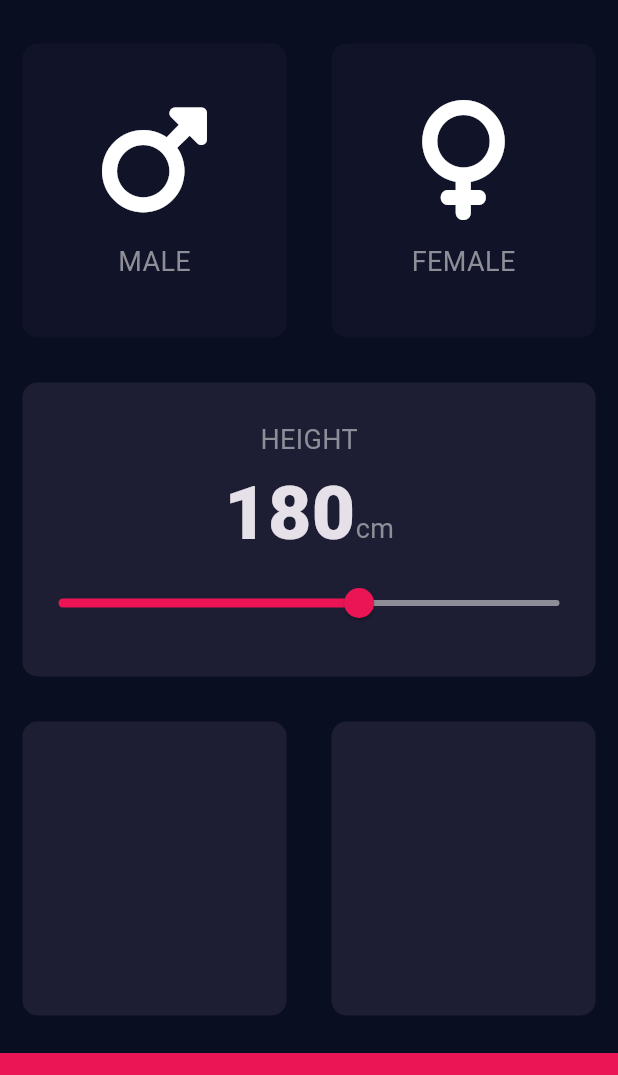
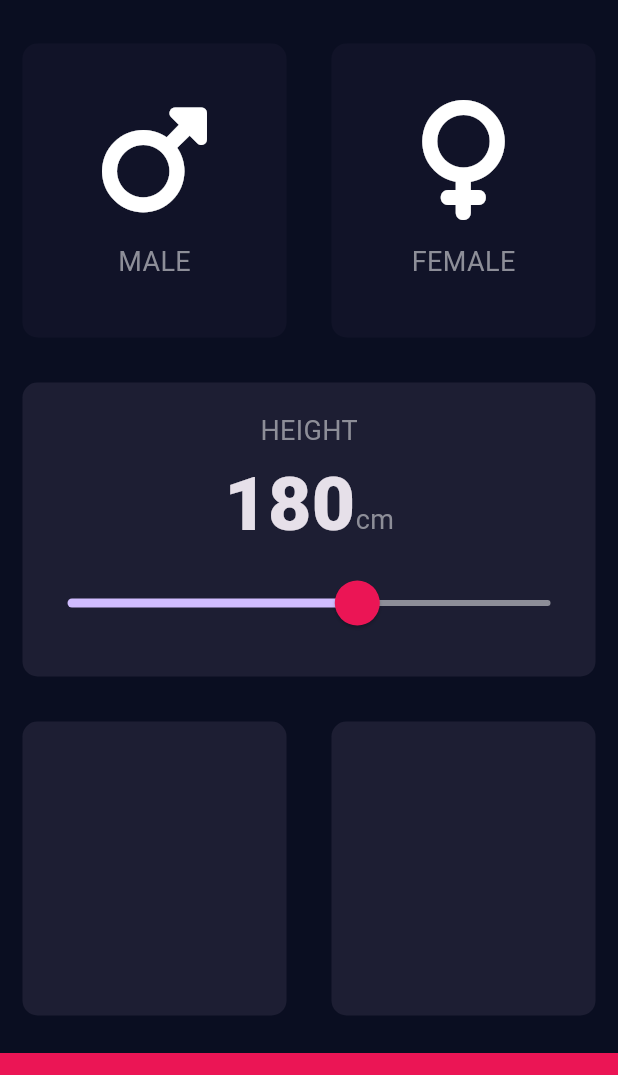
Before and after one commit to WinHtunOo29/BMI-Calculator, a Flutter app: the screen it shows after launch, on a phone screen of 412 x 824 dp, the part 63-1138 px from its top. Run offline on Flutter 3.47's test engine with Material 3 defaults, Android fonts, the phone set to English and light mode, and no system bars; our stand-ins replace font_awesome_flutter.

Commit message:
custom slider with SliderTheme Widget

```diff
--- a/bmi_calculator/lib/views/input_page.dart
+++ b/bmi_calculator/lib/views/input_page.dart
@@ -87,17 +87,25 @@ class _InputPageState extends State<InputPage> {
                       )
                     ],
                   ),
-                  Slider(
+                  SliderTheme(
+                    data: SliderTheme.of(context).copyWith(
+                      inactiveTrackColor: const Color(0xFF8D8E98),
+                      thumbColor: const Color(0xFFEB1555),
+                      thumbShape: const RoundSliderThumbShape(enabledThumbRadius: 15.0),
+                      overlayShape: const RoundSliderOverlayShape(overlayRadius: 30.0),
+                      overlayColor: const Color(0x29EB1555),
+
+                    ),
+                    child: Slider(
                       value: height.toDouble(),
                       min: 120,
                       max: 220,
-                    activeColor: const Color(0xFFEB1555),
-                    inactiveColor: const Color(0xFF8D8E98),
                       onChanged: (double newValue) {
                         setState(() {
                           height = newValue.round();
                         });
                       }
+                    ),
                   )
                 ],
               ),
```
Lines whose indentation alone changed are shown as unchanged.
